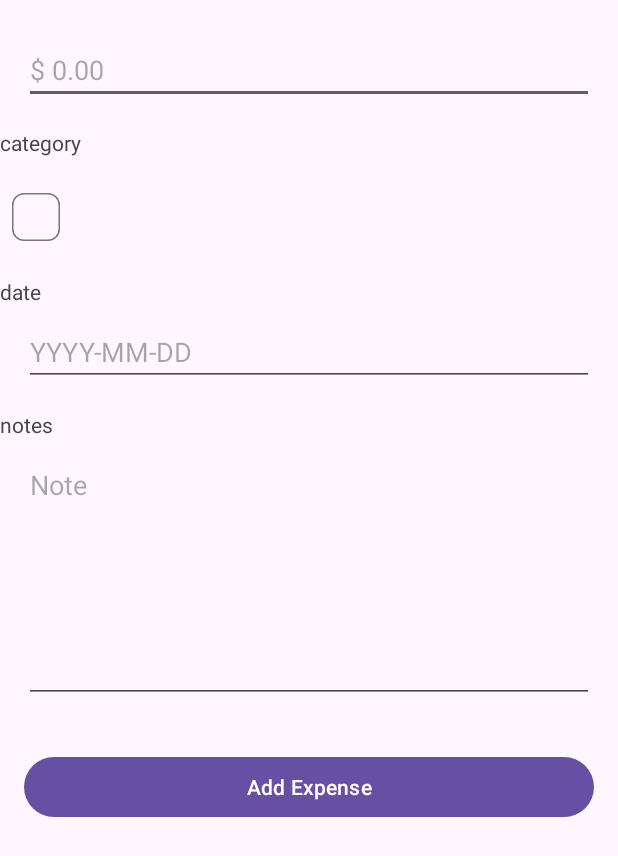
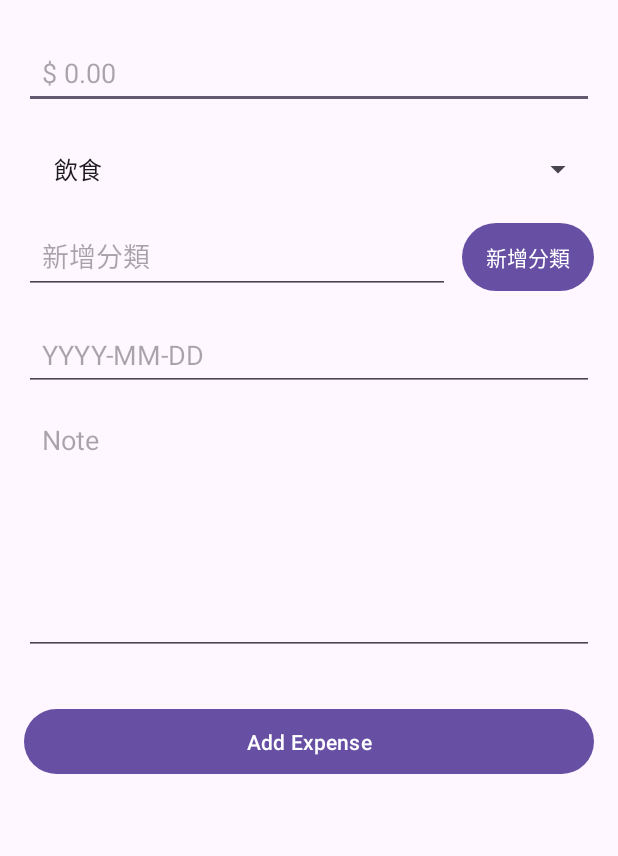
Before and after one commit to lostpay/budget_app_android, an Android app: the add_expense screen opened directly, with no data from a screen before it, on a phone screen of 412 x 824 dp. Shown: the top 856 px of the screen. Run offline under Robolectric (Android 15) with nearby library versions, the phone set to English and light mode, and no system bars.

Commit message:
新增支出的時候可以選擇分類，也可以自己新增分類

```diff
--- a/app/src/main/java/fcu/app/zhuanti/ExpenseDBHelper.java
+++ b/app/src/main/java/fcu/app/zhuanti/ExpenseDBHelper.java
@@ -1,3 +1,4 @@
+
 package fcu.app.zhuanti;
 
 import android.content.Context;
@@ -5,14 +6,21 @@ import android.database.sqlite.SQLiteDatabase;
 import android.database.sqlite.SQLiteOpenHelper;
 
 public class ExpenseDBHelper extends SQLiteOpenHelper {
+
     public static final String DATABASE_NAME = "budget.db";
-    public static final int DATABASE_VERSION = 1;
+    public static final int DATABASE_VERSION = 2;
 
     public static final String TABLE_NAME = "expenses";
     public static final String COLUMN_ID = "id";
     public static final String COLUMN_AMOUNT = "amount";
+    public static final String COLUMN_DATE = "date";
     public static final String COLUMN_NOTE = "note";
-    public static final String COLUMN_DATE = "date";
+
+    public static final String COLUMN_TYPE = "type"; // "income" or "expense"
+    public static final String COLUMN_CATEGORY = "category";
+
+    public static final String CATEGORY_TABLE = "categories";
+    public static final String COLUMN_CATEGORY_NAME = "name";
 
     public ExpenseDBHelper(Context context) {
         super(context, DATABASE_NAME, null, DATABASE_VERSION);
@@ -20,17 +28,26 @@ public class ExpenseDBHelper extends SQLiteOpenHelper {
 
     @Override
     public void onCreate(SQLiteDatabase db) {
-        String CREATE_TABLE = "CREATE TABLE " + TABLE_NAME + " (" +
-                COLUMN_ID + " INTEGER PRIMARY KEY AUTOINCREMENT," +
-                COLUMN_AMOUNT + " REAL," +
-                COLUMN_NOTE + " TEXT," +
-                COLUMN_DATE + " TEXT)";
-        db.execSQL(CREATE_TABLE);
+        db.execSQL("CREATE TABLE " + TABLE_NAME + " (" +
+                COLUMN_ID + " INTEGER PRIMARY KEY AUTOINCREMENT, " +
+                COLUMN_AMOUNT + " REAL, " +
+                COLUMN_DATE + " TEXT, " +
+                COLUMN_NOTE + " TEXT, " +
+                COLUMN_TYPE + " TEXT, " +
+                COLUMN_CATEGORY + " TEXT)");
+
+        db.execSQL("CREATE TABLE " + CATEGORY_TABLE + " (" +
+                "id INTEGER PRIMARY KEY AUTOINCREMENT, " +
+                COLUMN_CATEGORY_NAME + " TEXT UNIQUE)");
+
+        db.execSQL("INSERT INTO " + CATEGORY_TABLE + " (name) VALUES ('飲食'), ('交通'), ('娛樂')");
     }
 
     @Override
     public void onUpgrade(SQLiteDatabase db, int oldVersion, int newVersion) {
+        // Handle migrations
         db.execSQL("DROP TABLE IF EXISTS " + TABLE_NAME);
+        db.execSQL("DROP TABLE IF EXISTS " + CATEGORY_TABLE);
         onCreate(db);
     }
 }
--- a/app/src/main/java/fcu/app/zhuanti/add_expense.java
+++ b/app/src/main/java/fcu/app/zhuanti/add_expense.java
@@ -3,27 +3,29 @@ package fcu.app.zhuanti;
 
     import android.app.DatePickerDialog;
     import android.content.ContentValues;
+    import android.database.Cursor;
     import android.database.sqlite.SQLiteDatabase;
     import android.os.Bundle;
     import android.view.View;
-import android.widget.Button;
-import android.widget.DatePicker;
-import android.widget.EditText;
-import android.widget.Toast;
-
-import androidx.activity.EdgeToEdge;
+    import android.widget.*;
     import androidx.appcompat.app.AppCompatActivity;
-import androidx.core.graphics.Insets;
     import androidx.core.view.ViewCompat;
     import androidx.core.view.WindowInsetsCompat;
+    import androidx.activity.EdgeToEdge;
+    import androidx.core.graphics.Insets;
 
+    import java.util.ArrayList;
     import java.util.Calendar;
+    import java.util.List;
     import java.util.Locale;
 
     public class add_expense extends AppCompatActivity {
 
-    private EditText etAmount, etNote, etDate;
+        private EditText etAmount, etNote, etDate, etNewCategory;
+        private Spinner spinnerCategory;
         private ExpenseDBHelper dbHelper;
+        private ArrayAdapter<String> categoryAdapter;
+        private List<String> categoryList = new ArrayList<>();
 
         @Override
         protected void onCreate(Bundle savedInstanceState) {
@@ -37,38 +39,53 @@ public class add_expense extends AppCompatActivity {
                 return insets;
             });
 
-        // 連接 UI 元件
             etAmount = findViewById(R.id.et_nominal);
             etDate = findViewById(R.id.et_date);
             etNote = findViewById(R.id.editTextTextMultiLine);
+            etNewCategory = findViewById(R.id.et_new_category);
+            spinnerCategory = findViewById(R.id.spinner_category);
             Button btnAdd = findViewById(R.id.btn_add);
+            Button btnAddCategory = findViewById(R.id.btn_add_category);
 
-        // 建立資料庫 helper
             dbHelper = new ExpenseDBHelper(this);
+            loadCategories();
 
-        // 點擊日期欄位打開日期選擇器
+            categoryAdapter = new ArrayAdapter<>(this, android.R.layout.simple_spinner_item, categoryList);
+            categoryAdapter.setDropDownViewResource(android.R.layout.simple_spinner_dropdown_item);
+            spinnerCategory.setAdapter(categoryAdapter);
+
             etDate.setOnClickListener(v -> {
                 Calendar calendar = Calendar.getInstance();
                 int year = calendar.get(Calendar.YEAR);
                 int month = calendar.get(Calendar.MONTH);
                 int day = calendar.get(Calendar.DAY_OF_MONTH);
-
                 DatePickerDialog datePickerDialog = new DatePickerDialog(add_expense.this,
                         (view, year1, month1, dayOfMonth) -> {
                             String dateFormatted = String.format(Locale.getDefault(), "%04d-%02d-%02d", year1, month1 + 1, dayOfMonth);
                             etDate.setText(dateFormatted);
                         }, year, month, day);
-
                 datePickerDialog.show();
             });
 
-        // 點擊儲存按鈕
-        btnAdd.setOnClickListener(new View.OnClickListener() {
-            @Override
-            public void onClick(View view) {
+            btnAddCategory.setOnClickListener(v -> {
+                String newCategory = etNewCategory.getText().toString().trim();
+                if (!newCategory.isEmpty() && !categoryList.contains(newCategory)) {
+                    SQLiteDatabase db = dbHelper.getWritableDatabase();
+                    ContentValues values = new ContentValues();
+                    values.put("name", newCategory);
+                    db.insert(ExpenseDBHelper.CATEGORY_TABLE, null, values);
+                    categoryList.add(newCategory);
+                    categoryAdapter.notifyDataSetChanged();
+                    etNewCategory.setText("");
+                    Toast.makeText(this, "Category added", Toast.LENGTH_SHORT).show();
+                }
+            });
+
+            btnAdd.setOnClickListener(view -> {
                 String amountStr = etAmount.getText().toString().trim();
                 String dateStr = etDate.getText().toString().trim();
                 String noteStr = etNote.getText().toString().trim();
+                String category = spinnerCategory.getSelectedItem().toString();
 
                 if (amountStr.isEmpty() || dateStr.isEmpty()) {
                     Toast.makeText(add_expense.this, "Please fill in amount and date", Toast.LENGTH_SHORT).show();
@@ -82,6 +99,8 @@ public class add_expense extends AppCompatActivity {
                     values.put(ExpenseDBHelper.COLUMN_AMOUNT, amount);
                     values.put(ExpenseDBHelper.COLUMN_DATE, dateStr);
                     values.put(ExpenseDBHelper.COLUMN_NOTE, noteStr);
+                    values.put("type", "expense");
+                    values.put("category", category);
                     long newRowId = db.insert(ExpenseDBHelper.TABLE_NAME, null, values);
 
                     if (newRowId != -1) {
@@ -95,7 +114,16 @@ public class add_expense extends AppCompatActivity {
                 } catch (NumberFormatException e) {
                     Toast.makeText(add_expense.this, "Invalid amount", Toast.LENGTH_SHORT).show();
                 }
-            }
             });
         }
+
+        private void loadCategories() {
+            SQLiteDatabase db = dbHelper.getReadableDatabase();
+            Cursor cursor = db.query(ExpenseDBHelper.CATEGORY_TABLE, new String[]{"name"}, null, null, null, null, null);
+            categoryList.clear();
+            while (cursor.moveToNext()) {
+                categoryList.add(cursor.getString(0));
             }
+            cursor.close();
+        }
+    }
--- a/app/src/main/java/fcu/app/zhuanti/historyFragment.java
+++ b/app/src/main/java/fcu/app/zhuanti/historyFragment.java
@@ -66,26 +66,26 @@ public class historyFragment extends Fragment {
     }
 
     @Override
-    public View onCreateView(LayoutInflater inflater, ViewGroup container,
-                             Bundle savedInstanceState) {
-        // Inflate the layout for this fragment
+    public View onCreateView(LayoutInflater inflater, ViewGroup container, Bundle savedInstanceState) {
         View view = inflater.inflate(R.layout.fragment_history, container, false);
 
-        // Initialize RecyclerView and data
         recyclerView = view.findViewById(R.id.recycle_view);
         recyclerView.setLayoutManager(new LinearLayoutManager(getContext()));
 
-        // Dummy data for testing
+        ExpenseDBHelper dbHelper = new ExpenseDBHelper(getContext());
+        SQLiteDatabase db = dbHelper.getReadableDatabase();
+        Cursor cursor = db.rawQuery("SELECT * FROM " + ExpenseDBHelper.TABLE_NAME + " ORDER BY date DESC", null);
+
         historyList = new ArrayList<>();
-        historyList.add(new history("Sushi King", "gaming", 1000, R.drawable.games));
-        historyList.add(new history("Pizza Mania", "electricity", 200, R.drawable.games));
-        historyList.add(new history("Burger House", "food", 30, R.drawable.games));
-        historyList.add(new history("Sushi King", "entertainment", 40, R.drawable.games));
-        historyList.add(new history("Pizza Mania", "food", 50, R.drawable.games));
-        historyList.add(new history("Burger House", "entertainment", 20, R.drawable.games));
-        historyList.add(new history("Sushi King", "transport", 100, R.drawable.games));
-        historyList.add(new history("Pizza Mania", "gaming", 500, R.drawable.games));
-        historyList.add(new history("Burger House", "hospital", 44, R.drawable.games));
+        while (cursor.moveToNext()) {
+            String note = cursor.getString(cursor.getColumnIndexOrThrow(ExpenseDBHelper.COLUMN_NOTE));
+            String category = cursor.getString(cursor.getColumnIndexOrThrow(ExpenseDBHelper.COLUMN_CATEGORY));
+            double amount = cursor.getDouble(cursor.getColumnIndexOrThrow(ExpenseDBHelper.COLUMN_AMOUNT));
+
+            int iconRes = R.drawable.games; // 你可以根據 category 指派不同圖示
+            historyList.add(new history(note, category, amount, iconRes));
+        }
+        cursor.close();
 
         adapter = new historyAdapter(historyList);
         recyclerView.setAdapter(adapter);
@@ -94,4 +94,5 @@ public class historyFragment extends Fragment {
     }
 
 
+
 }
--- a/app/src/main/res/layout/activity_add_expense.xml
+++ b/app/src/main/res/layout/activity_add_expense.xml
@@ -7,91 +7,114 @@
     android:layout_height="match_parent"
     tools:context=".add_expense">
 
+    <!-- 金額輸入 -->
     <EditText
         android:id="@+id/et_nominal"
         android:layout_width="0dp"
         android:layout_height="wrap_content"
-        android:layout_marginStart="16dp"
-        android:layout_marginTop="24dp"
-        android:layout_marginEnd="16dp"
         android:hint="$ 0.00"
         android:inputType="number"
+        android:minHeight="48dp"
+        android:padding="12dp"
+        android:layout_marginTop="24dp"
+        android:layout_marginStart="16dp"
+        android:layout_marginEnd="16dp"
         app:layout_constraintTop_toTopOf="parent"
         app:layout_constraintStart_toStartOf="parent"
         app:layout_constraintEnd_toEndOf="parent" />
 
-    <TextView
-        android:id="@+id/category"
+    <!-- 分類選單 -->
+    <Spinner
+        android:id="@+id/spinner_category"
+        android:layout_width="0dp"
+        android:layout_height="wrap_content"
+        android:minHeight="48dp"
+        android:padding="12dp"
+        android:layout_marginTop="16dp"
+        android:layout_marginStart="16dp"
+        android:layout_marginEnd="16dp"
+        app:layout_constraintTop_toBottomOf="@id/et_nominal"
+        app:layout_constraintStart_toStartOf="parent"
+        app:layout_constraintEnd_toEndOf="parent" />
+
+    <!-- 新增分類欄位 -->
+
+    <!-- 新增分類按鈕 -->
+    <EditText
+        android:id="@+id/et_new_category"
+        android:layout_width="0dp"
+        android:layout_height="wrap_content"
+        android:hint="新增分類"
+        android:inputType="text"
+        android:minHeight="48dp"
+        android:padding="12dp"
+        android:layout_marginTop="8dp"
+        android:layout_marginStart="16dp"
+        android:layout_marginEnd="8dp"
+        app:layout_constraintTop_toBottomOf="@id/spinner_category"
+        app:layout_constraintStart_toStartOf="parent"
+        app:layout_constraintEnd_toStartOf="@id/btn_add_category" />
+
+
+
+    <Button
+        android:id="@+id/btn_add_category"
         android:layout_width="wrap_content"
         android:layout_height="wrap_content"
-        android:layout_marginTop="16dp"
-        android:text="category"
-        app:layout_constraintTop_toBottomOf="@id/et_nominal"
-        app:layout_constraintStart_toStartOf="parent" />
+        android:text="新增分類"
+        android:minHeight="48dp"
+        android:padding="12dp"
+        android:layout_marginTop="8dp"
+        android:layout_marginEnd="16dp"
+        app:layout_constraintTop_toBottomOf="@id/spinner_category"
+        app:layout_constraintEnd_toEndOf="parent" />
 
-    <com.google.android.material.chip.Chip
-        android:id="@+id/chip"
-        android:layout_width="wrap_content"
-        android:layout_height="wrap_content"
-        android:layout_marginTop="16dp"
-        app:layout_constraintTop_toBottomOf="@id/category"
-        app:layout_constraintStart_toStartOf="parent" />
-
-    <TextView
-        android:id="@+id/date"
-        android:layout_width="wrap_content"
-        android:layout_height="wrap_content"
-        android:layout_marginTop="16dp"
-        android:text="date"
-        app:layout_constraintTop_toBottomOf="@id/chip"
-        app:layout_constraintStart_toStartOf="parent" />
-
+    <!-- 日期選擇 -->
     <EditText
         android:id="@+id/et_date"
         android:layout_width="0dp"
         android:layout_height="wrap_content"
-        android:layout_marginTop="8dp"
+        android:hint="YYYY-MM-DD"
+        android:focusable="false"
+        android:clickable="true"
+        android:inputType="none"
+        android:minHeight="48dp"
+        android:padding="12dp"
+        android:layout_marginTop="16dp"
         android:layout_marginStart="16dp"
         android:layout_marginEnd="16dp"
-        android:focusable="false"
-        android:clickable="true"
-        android:hint="YYYY-MM-DD"
-        android:inputType="none"
-        app:layout_constraintTop_toBottomOf="@id/date"
+        app:layout_constraintTop_toBottomOf="@id/et_new_category"
         app:layout_constraintStart_toStartOf="parent"
         app:layout_constraintEnd_toEndOf="parent" />
 
-    <TextView
-        android:id="@+id/notes"
-        android:layout_width="wrap_content"
-        android:layout_height="wrap_content"
-        android:layout_marginTop="16dp"
-        android:text="notes"
-        app:layout_constraintTop_toBottomOf="@id/et_date"
-        app:layout_constraintStart_toStartOf="parent" />
-
+    <!-- 備註輸入 -->
     <EditText
         android:id="@+id/editTextTextMultiLine"
         android:layout_width="0dp"
         android:layout_height="168dp"
+        android:hint="Note"
+        android:gravity="start|top"
+        android:inputType="textMultiLine"
+        android:minHeight="48dp"
+        android:padding="12dp"
         android:layout_marginTop="8dp"
         android:layout_marginStart="16dp"
         android:layout_marginEnd="16dp"
-        android:gravity="start|top"
-        android:hint="Note"
-        android:inputType="textMultiLine"
-        app:layout_constraintTop_toBottomOf="@id/notes"
+        app:layout_constraintTop_toBottomOf="@id/et_date"
         app:layout_constraintStart_toStartOf="parent"
         app:layout_constraintEnd_toEndOf="parent" />
 
+    <!-- 儲存按鈕 -->
     <Button
         android:id="@+id/btn_add"
         android:layout_width="0dp"
         android:layout_height="wrap_content"
+        android:text="Add Expense"
+        android:minHeight="48dp"
+        android:padding="12dp"
         android:layout_marginTop="32dp"
         android:layout_marginStart="16dp"
         android:layout_marginEnd="16dp"
-        android:text="Add Expense"
         app:layout_constraintTop_toBottomOf="@id/editTextTextMultiLine"
         app:layout_constraintStart_toStartOf="parent"
         app:layout_constraintEnd_toEndOf="parent" />
```
Lines whose indentation alone changed are shown as unchanged.
